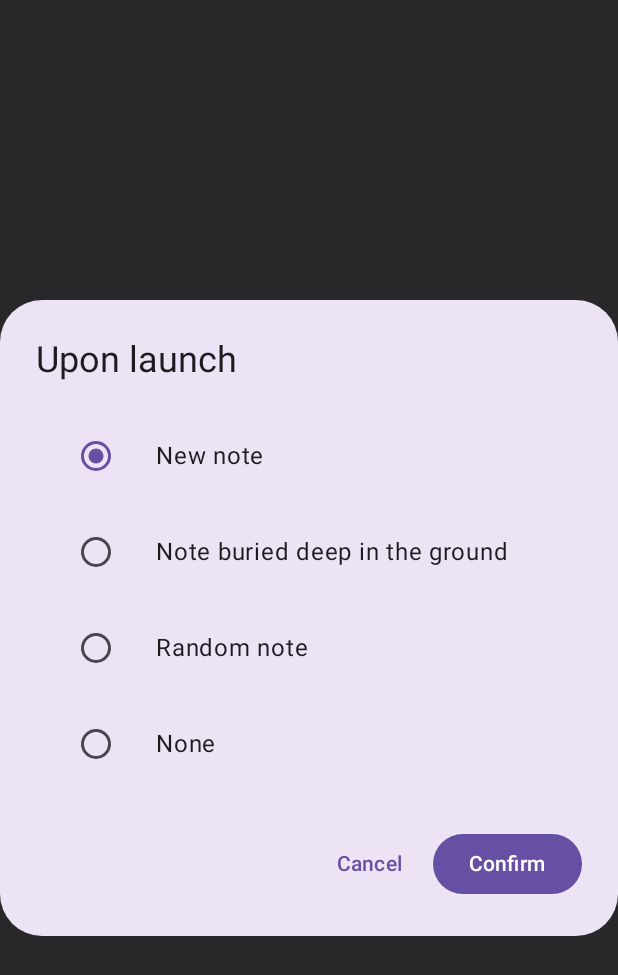
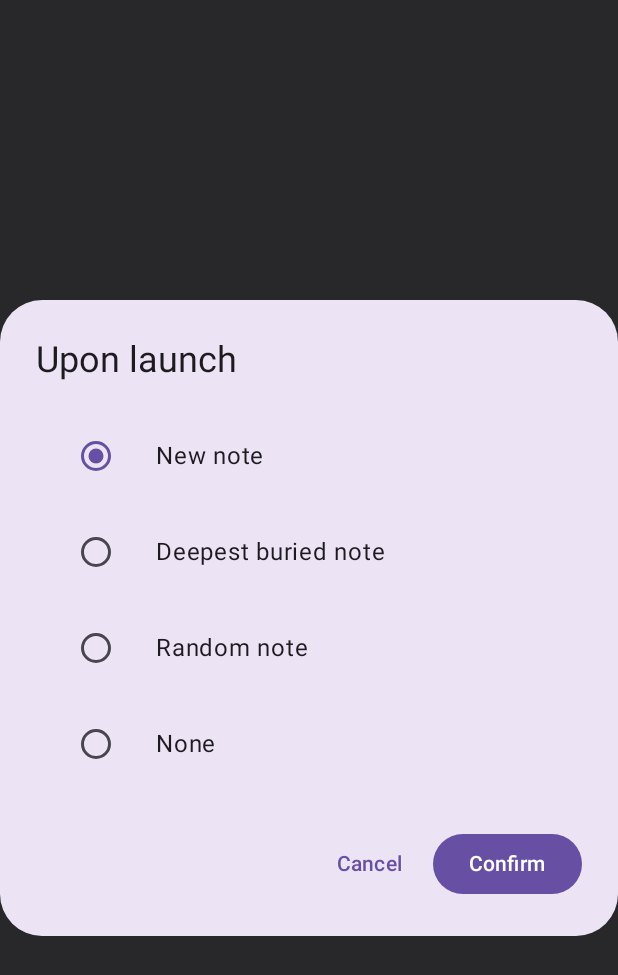
Before and after one commit to yunakam/time_capsule, an Android app built with Jetpack Compose: the composable SettingsDialog shown on its own in the app's theme, after a tap on "Upon launch", on a phone screen of 412 x 824 dp. Shown: the top 975 px of the screen. Run offline under Robolectric (Android 15) with nearby library versions, the phone set to English and light mode, and no system bars; 2 statements that could not run were skipped.

Commit message:
update choice text for lowest score note in launch options

```diff
--- a/app/src/main/java/com/example/timecapsule/ui/components/SettingsDialog.kt
+++ b/app/src/main/java/com/example/timecapsule/ui/components/SettingsDialog.kt
@@ -232,7 +232,7 @@ fun SettingsDialog(
                         title = "Upon launch",
                         choices = listOf(
                             Choice("New note", OnLaunch.ADD_NOTE_DIALOG),
-                            Choice("Note buried deep in the ground", OnLaunch.LOWEST_SCORE_NOTE),
+                            Choice("Deepest buried note", OnLaunch.LOWEST_SCORE_NOTE),
                             Choice("Random note", OnLaunch.RANDOM_NOTE),
                             Choice("None", OnLaunch.NOTE_LIST)
                         ),
```
